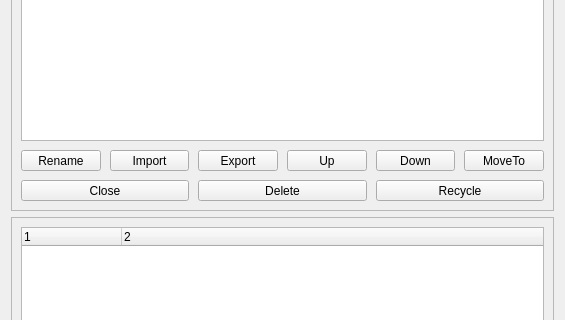
Qt form src/Notes/NotesList.ui (ic005k/Knot) before a commit; both pictures show x 0 to 565 and y 166 to 486 of the 565 by 759 pixel window.
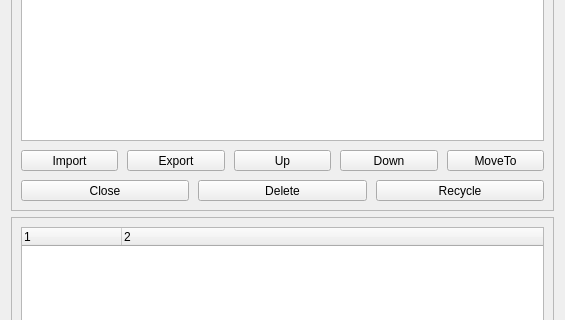
The same form after that commit. Icons and pictures are not drawn.

Patch:
```diff
--- a/src/Notes/NotesList.ui
+++ b/src/Notes/NotesList.ui
@@ -61,35 +61,6 @@
         <property name="spacing">
          <number>9</number>
         </property>
-        <item>
-         <widget class="QToolButton" name="btnRename">
-          <property name="sizePolicy">
-           <sizepolicy hsizetype="Preferred" vsizetype="Fixed">
-            <horstretch>0</horstretch>
-            <verstretch>0</verstretch>
-           </sizepolicy>
-          </property>
-          <property name="toolTip">
-           <string>Ctrl + R</string>
-          </property>
-          <property name="text">
-           <string>Rename</string>
-          </property>
-          <property name="icon">
-           <iconset resource="../../res.qrc">
-            <normaloff>:/res/rename.png</normaloff>:/res/rename.png</iconset>
-          </property>
-          <property name="iconSize">
-           <size>
-            <width>28</width>
-            <height>28</height>
-           </size>
-          </property>
-          <property name="shortcut">
-           <string>Ctrl+R</string>
-          </property>
-         </widget>
-        </item>
         <item>
          <widget class="QToolButton" name="btnImport">
           <property name="sizePolicy">
```
